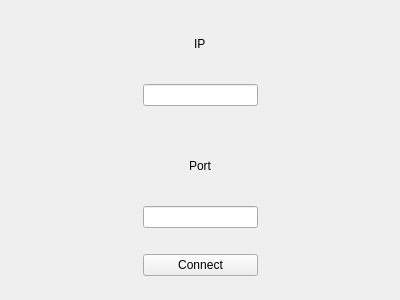
Above: Client/UI/ConnectToServer.ui from Aymoon12/NetworksProject before the change. Below: the same form after it.
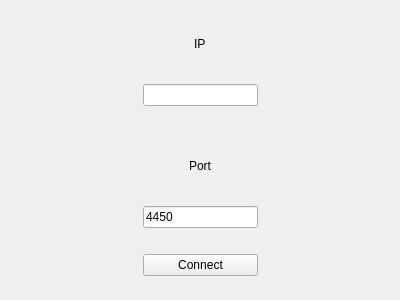
That is the form after the change.

Patch:
```diff
--- a/Client/UI/ConnectToServer.ui
+++ b/Client/UI/ConnectToServer.ui
@@ -70,7 +70,11 @@
         </widget>
        </item>
        <item>
-        <widget class="QLineEdit" name="lineEdit_port"/>
+        <widget class="QLineEdit" name="lineEdit_port">
+         <property name="text">
+          <string>4450</string>
+         </property>
+        </widget>
        </item>
        <item>
         <spacer name="horizontalSpacer">
```
Left out of the diff: 8 changed lines with no effect on the pictures.
